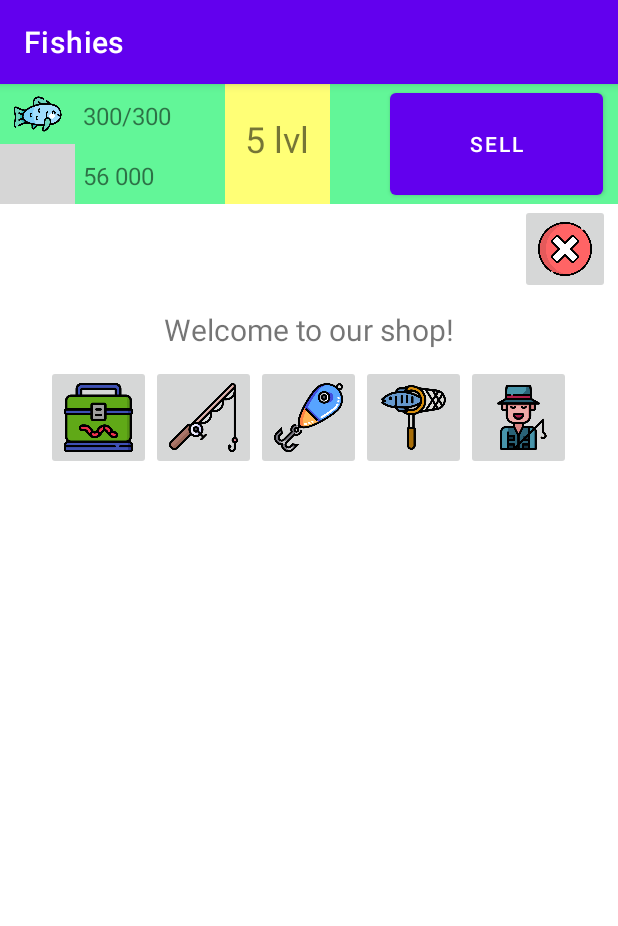
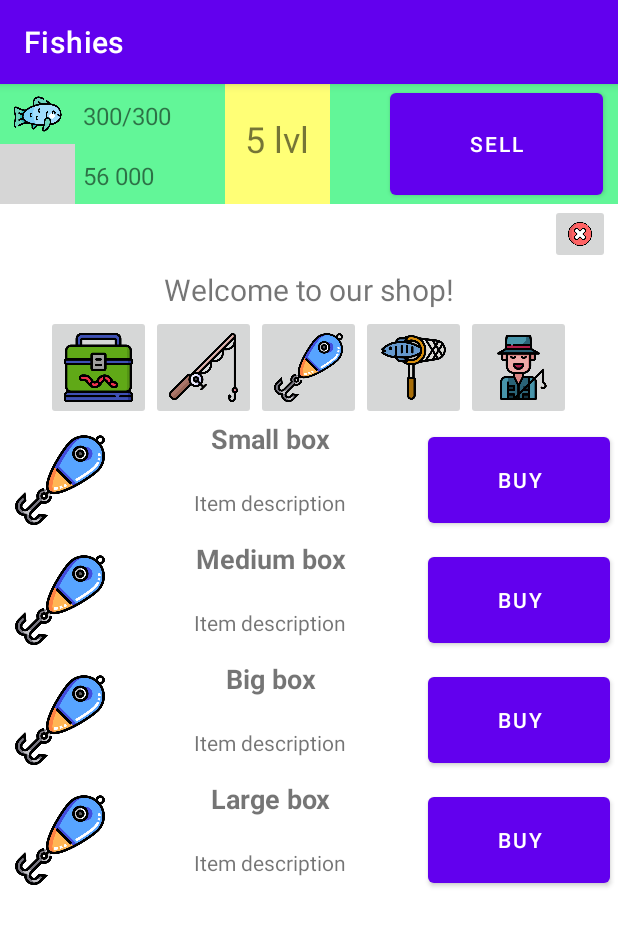
Before and after one commit to soziele/Fishies, an Android app: the shop screen opened through its navigation route, on a phone screen of 412 x 824 dp. Shown: the top 926 px of the screen. Run offline under Robolectric (Android 15) with nearby library versions, the light colour scheme and no system bars; grey boxes are pictures that could not be loaded.

Commit message:
Shop recycler view & transition animation

```diff
--- a/app/src/main/java/com/example/fishies/view/ShopFragment.kt
+++ b/app/src/main/java/com/example/fishies/view/ShopFragment.kt
@@ -6,8 +6,13 @@ import android.view.LayoutInflater
 import android.view.View
 import android.view.ViewGroup
 import android.widget.ImageButton
+import androidx.lifecycle.MutableLiveData
+import androidx.lifecycle.Observer
 import androidx.navigation.findNavController
+import androidx.recyclerview.widget.LinearLayoutManager
+import androidx.recyclerview.widget.RecyclerView
 import com.example.fishies.R
+import com.example.fishies.viewModel.ShopListAdapter
 
 // TODO: Rename parameter arguments, choose names that match
 // the fragment initialization parameters, e.g. ARG_ITEM_NUMBER
@@ -24,6 +29,11 @@ class shop : Fragment() {
     private var param1: String? = null
     private var param2: String? = null
 
+    private lateinit var myadapter: ShopListAdapter
+    private lateinit var recyclerView: RecyclerView
+    private lateinit var myLayoutManager: LinearLayoutManager
+    var list = MutableLiveData<List<String>>()
+
     override fun onCreate(savedInstanceState: Bundle?) {
         super.onCreate(savedInstanceState)
         arguments?.let {
@@ -36,15 +46,37 @@ class shop : Fragment() {
         inflater: LayoutInflater, container: ViewGroup?,
         savedInstanceState: Bundle?
     ): View? {
-        // Inflate the layout for this fragment
+        list.value = listOf("Small box", "Medium box", "Big box", "Large box")
+        myadapter = ShopListAdapter(list)
+        myLayoutManager = LinearLayoutManager(context)
+
+        list.observe(viewLifecycleOwner, Observer{
+            myadapter.notifyDataSetChanged()
+        })
         return inflater.inflate(R.layout.fragment_shop, container, false)
     }
 
     override fun onViewCreated(view: View, savedInstanceState: Bundle?) {
         super.onViewCreated(view, savedInstanceState)
 
+        recyclerView = view.findViewById<RecyclerView>(R.id.shop_items_list).apply {
+            this.layoutManager = myLayoutManager
+            this.adapter = myadapter
+        }
+
         val exitShopButton = view.findViewById<ImageButton>(R.id.exit_shop_button)
+        val tackleBoxesButton = view.findViewById<ImageButton>(R.id.tackle_boxes_button)
+        val rodsButton = view.findViewById<ImageButton>(R.id.rods_button)
+        val baitsButton = view.findViewById<ImageButton>(R.id.baits_button)
+        val netsButton = view.findViewById<ImageButton>(R.id.nets_button)
+        val anglersButton = view.findViewById<ImageButton>(R.id.anglers_button)
+
         exitShopButton.setOnClickListener { view.findNavController().navigate(R.id.action_shop_to_game) }
+        tackleBoxesButton.setOnClickListener { list.value = listOf("Small box", "Medium box", "Big box", "Large box")}
+        rodsButton.setOnClickListener { list.value = listOf("Broken rod", "Kid's rod", "Plastic rod", "Metal rod", "Pro rod") }
+        baitsButton.setOnClickListener { list.value = listOf("Roach", "Frozen worm", "Alive worm", "Steak") }
+        netsButton.setOnClickListener { list.value = listOf("Small net", "Medium net", "Big net", "Large net") }
+        anglersButton.setOnClickListener { list.value = listOf("Angler 1", "Angler 2", "Angler 3", "Angler 4") }
     }
 
     companion object {
--- /dev/null
+++ b/app/src/main/java/com/example/fishies/viewModel/ShopListAdapter.kt
@@ -0,0 +1,30 @@
+package com.example.fishies.viewModel
+
+import android.view.LayoutInflater
+import android.view.View
+import android.view.ViewGroup
+import android.widget.TextView
+import androidx.lifecycle.LiveData
+import androidx.recyclerview.widget.RecyclerView
+import com.example.fishies.R
+
+class ShopListAdapter (var items: LiveData<List<String>>): RecyclerView.Adapter<ShopListAdapter.ItemsHolder>(){
+
+    inner class ItemsHolder(view: View):RecyclerView.ViewHolder(view)
+
+    override fun onCreateViewHolder(parent: ViewGroup, viewType: Int): ItemsHolder {
+        val view = LayoutInflater.from(parent.context).inflate(R.layout.shop_shelf, parent, false)
+
+        return ItemsHolder(view)
+    }
+
+    override fun onBindViewHolder(holder: ItemsHolder, position: Int) {
+
+        val itemName = holder.itemView.findViewById<TextView>(R.id.item_name)
+        itemName.text = items.value!![position]
+    }
+
+    override fun getItemCount(): Int {
+        return items.value?.size?:0
+    }
+}
--- /dev/null
+++ b/app/src/main/res/anim/slide_down.xml
@@ -0,0 +1,7 @@
+<?xml version="1.0" encoding="utf-8"?>
+<set xmlns:android="http://schemas.android.com/apk/res/android">
+    <translate
+        android:duration="1000"
+        android:fromYDelta="0"
+        android:toYDelta="100%" />
+</set>
--- /dev/null
+++ b/app/src/main/res/anim/slide_up.xml
@@ -0,0 +1,8 @@
+<?xml version="1.0" encoding="utf-8"?>
+<set xmlns:android="http://schemas.android.com/apk/res/android">
+    <translate
+        android:duration="1000"
+        android:fromYDelta="100%"
+        android:toYDelta="0" />
+
+</set>
--- /dev/null
+++ b/app/src/main/res/anim/slow_fade_out.xml
@@ -0,0 +1,7 @@
+<?xml version="1.0" encoding="utf-8"?>
+<set xmlns:android="http://schemas.android.com/apk/res/android">
+    <alpha
+        android:duration="1000"
+        android:fromAlpha="1.0"
+        android:toAlpha="0.1" />
+</set>
--- a/app/src/main/res/layout/fragment_shop.xml
+++ b/app/src/main/res/layout/fragment_shop.xml
@@ -12,8 +12,8 @@
 
     <ImageButton
         android:id="@+id/exit_shop_button"
-        android:layout_width="60dp"
-        android:layout_height="60dp"
+        android:layout_width="40dp"
+        android:layout_height="40dp"
         android:layout_gravity="right"
         android:layout_marginRight="5dp"
         android:adjustViewBounds="false"
@@ -24,7 +24,7 @@
         android:id="@+id/shop_title"
         android:layout_width="match_parent"
         android:layout_height="wrap_content"
-        android:padding="10dp"
+        android:padding="3dp"
         android:text="Welcome to our shop!"
         android:textAlignment="center"
         android:textSize="20sp" />
@@ -77,6 +77,7 @@
     </LinearLayout>
 
     <androidx.recyclerview.widget.RecyclerView
+        android:id="@+id/shop_items_list"
         android:layout_width="match_parent"
         android:layout_height="match_parent" />
 
--- /dev/null
+++ b/app/src/main/res/layout/shop_shelf.xml
@@ -0,0 +1,43 @@
+<?xml version="1.0" encoding="utf-8"?>
+<LinearLayout xmlns:android="http://schemas.android.com/apk/res/android"
+    xmlns:app="http://schemas.android.com/apk/res-auto"
+    android:layout_width="match_parent"
+    android:layout_height="wrap_content">
+
+    <ImageView
+        android:id="@+id/item_icon"
+        android:layout_width="80dp"
+        android:layout_height="80dp"
+        android:padding="10dp"
+        app:srcCompat="@drawable/bait" />
+
+    <LinearLayout
+        android:layout_width="200dp"
+        android:layout_height="match_parent"
+        android:orientation="vertical">
+
+        <TextView
+            android:id="@+id/item_name"
+            android:layout_width="match_parent"
+            android:layout_height="30dp"
+            android:text="Item name"
+            android:textAlignment="center"
+            android:textSize="18sp"
+            android:textStyle="bold" />
+
+        <TextView
+            android:id="@+id/item_description"
+            android:layout_width="match_parent"
+            android:layout_height="match_parent"
+            android:gravity="center_vertical"
+            android:text="Item description"
+            android:textAlignment="center" />
+    </LinearLayout>
+
+    <Button
+        android:id="@+id/button"
+        android:layout_width="match_parent"
+        android:layout_height="match_parent"
+        android:layout_margin="5dp"
+        android:text="BUY" />
+</LinearLayout>
--- a/app/src/main/res/navigation/navigation_file.xml
+++ b/app/src/main/res/navigation/navigation_file.xml
@@ -15,7 +15,11 @@
             app:destination="@id/mapFragment" />
         <action
             android:id="@+id/action_game_to_shop"
-            app:destination="@id/shop" />
+            app:destination="@id/shop"
+            app:enterAnim="@anim/slide_up"
+            app:exitAnim="@anim/slow_fade_out"
+            app:launchSingleTop="true"
+            app:popUpToInclusive="false" />
         <action
             android:id="@+id/action_game_to_quests"
             app:destination="@id/upgrades2" />
@@ -36,7 +40,11 @@
         tools:layout="@layout/fragment_shop">
         <action
             android:id="@+id/action_shop_to_game"
-            app:destination="@id/game" />
+            app:destination="@id/game"
+            app:enterAnim="@android:anim/fade_in"
+            app:exitAnim="@anim/slide_down"
+            app:launchSingleTop="false"
+            app:popUpToInclusive="false" />
     </fragment>
     <fragment
         android:id="@+id/upgrades2"
```
